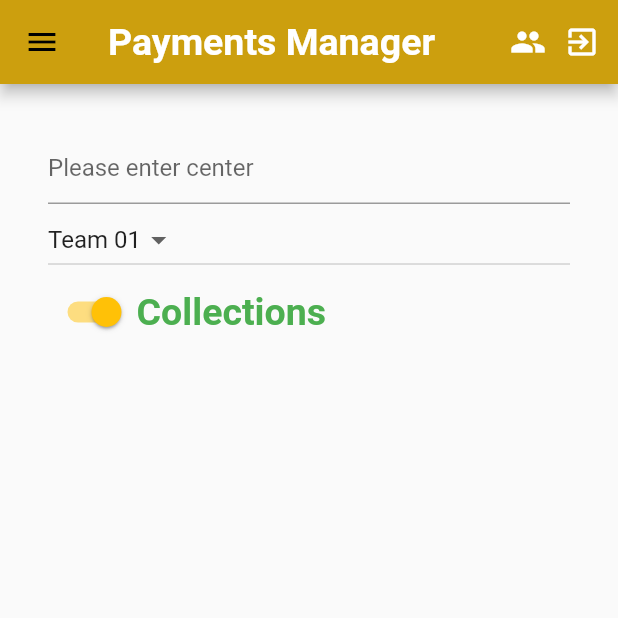
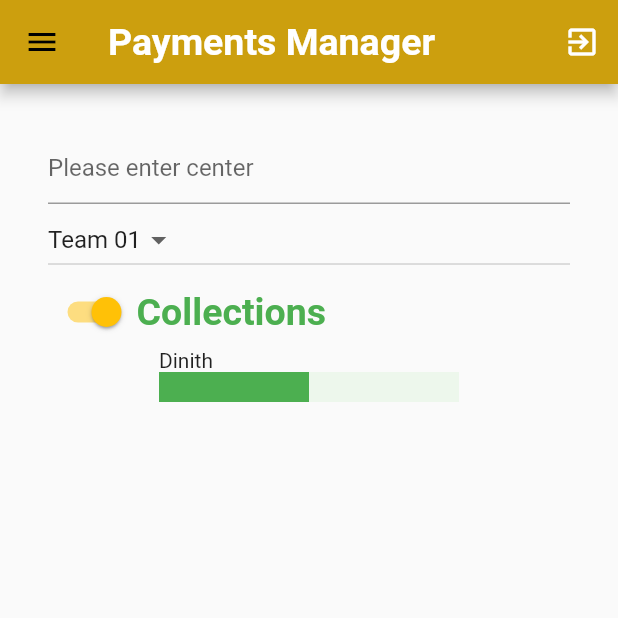
Before and after one commit to dinith72/smartLender_mobile_app, a Flutter app: the PaymentsManager screen opened by its route, on a phone screen of 412 x 824 dp, the top half of it. Run offline on Flutter 3.47's test engine with Material 2 defaults, Android fonts, the phone set to English and light mode, and no system bars; missing offline and left inert: sqljocky5.

Commit message:
addition of the member profile component and integrated it with the payement manager

```diff
--- a/lib/components/appBar.dart
+++ b/lib/components/appBar.dart
@@ -1,4 +1,5 @@
 import 'package:flutter/material.dart';
+import 'dart:io';
 class CustomAppBar {
 
   AppBar getAppBar(context , String title){
@@ -14,13 +15,19 @@ class CustomAppBar {
 //                color:  new Color.fromRGBO(232, 183, 25, 0.9),
                 child: new Row(
                   children: <Widget>[
-                    new Icon(Icons.people , color: Colors.white),
+//                    new ImageIcon(
+//                        new FileImage(new File("C:\Users\Dinith Jayabodhi\Downloads\profile_user.jpg"),{0.5})
+//                    ),
+
+//                    new Image.asset('/profile.png'),
                     new IconButton(
                         icon: new Icon(Icons.exit_to_app ,color: Colors.white),
                         onPressed: () {
                           Navigator.pushNamed(context, '/Login');
 
-                    }),
+                        }),
+
+
                   ],
                 )
             ),
--- /dev/null
+++ b/lib/components/memberProfile.dart
@@ -0,0 +1,36 @@
+import 'package:flutter/material.dart';
+
+class MemberProfile {
+
+  String _memname = 'Dinith' ;
+  double _progressVal = 0.5;
+
+
+  Widget getMemberProfile(){
+    return new Container(
+        child:new Row(
+          crossAxisAlignment: CrossAxisAlignment.start,
+          mainAxisAlignment: MainAxisAlignment.center,
+          children: <Widget>[
+            new Column(
+              crossAxisAlignment: CrossAxisAlignment.start,
+              children: <Widget>[
+                new Text(_memname),
+                new Container(
+                  child: new SizedBox(
+                      height: 20.0,
+                      width: 200.0,
+                      child: new LinearProgressIndicator(
+                          value: _progressVal,
+                          backgroundColor: new Color.fromRGBO(184, 234, 182, 0.2),
+                          valueColor: new AlwaysStoppedAnimation<Color>(Colors.green))
+                  ),                                    )
+
+              ])
+//
+          ],
+        )
+    );
+
+  }
+}
--- a/lib/controller/LoginController.dart
+++ b/lib/controller/LoginController.dart
@@ -9,7 +9,7 @@ class loginController{
 //        result.forEach((row){
 //          print(row[1]);
 //        });
-        if(un == 'dj' && pw=='12'){
+        if(un == '' && pw==''){
           return true;
         }
         else  {
--- a/lib/screens/paymentsManager.dart
+++ b/lib/screens/paymentsManager.dart
@@ -3,6 +3,7 @@ import 'package:mobile_app/main.dart';
 import 'package:mobile_app/components/appBar.dart';
 import 'package:mobile_app/components/CustomDrawer.dart';
 import 'package:mobile_app/controller/PaymentManagerDataLoader.dart';
+import 'package:mobile_app/components/memberProfile.dart';
 
 class PaymentsManager extends StatefulWidget{
   @override
@@ -45,6 +46,7 @@ class _PaymentsManager extends State<PaymentsManager>{
   Widget build(BuildContext context) {
     return new Scaffold(
         appBar: new CustomAppBar().getAppBar(context,'Payments Manager'),
+        drawer: new CustomDrawer().getDrawer(context),
         body: new Container(
             padding: new EdgeInsets.all(32.0),
             child: new Center(
@@ -52,9 +54,9 @@ class _PaymentsManager extends State<PaymentsManager>{
                     crossAxisAlignment: CrossAxisAlignment.stretch,
                     children: <Widget>[
                       new TextField(
-                        decoration: new InputDecoration(
-                          hintText: "Please enter center"
-                        )),
+                          decoration: new InputDecoration(
+                              hintText: "Please enter center"
+                          )),
                       new DropdownButton(
                           value: _teamVal,
                           items: teams.map((String val){
@@ -72,17 +74,12 @@ class _PaymentsManager extends State<PaymentsManager>{
                           ),
                           new Text(_textval ,style: new TextStyle(color: _textColor , fontSize: 25.0 , fontWeight: FontWeight.bold),)
                         ],
-                      )
-
-
-
-//
-
+                      ),
+                      MemberProfile().getMemberProfile(),
                     ]
                 )
             )
-        ),
-        drawer: new CustomDrawer().getDrawer(context) ,
+        )
 
     );
   }
```
Also changed, not shown: lib/Images/profile.png (added).
